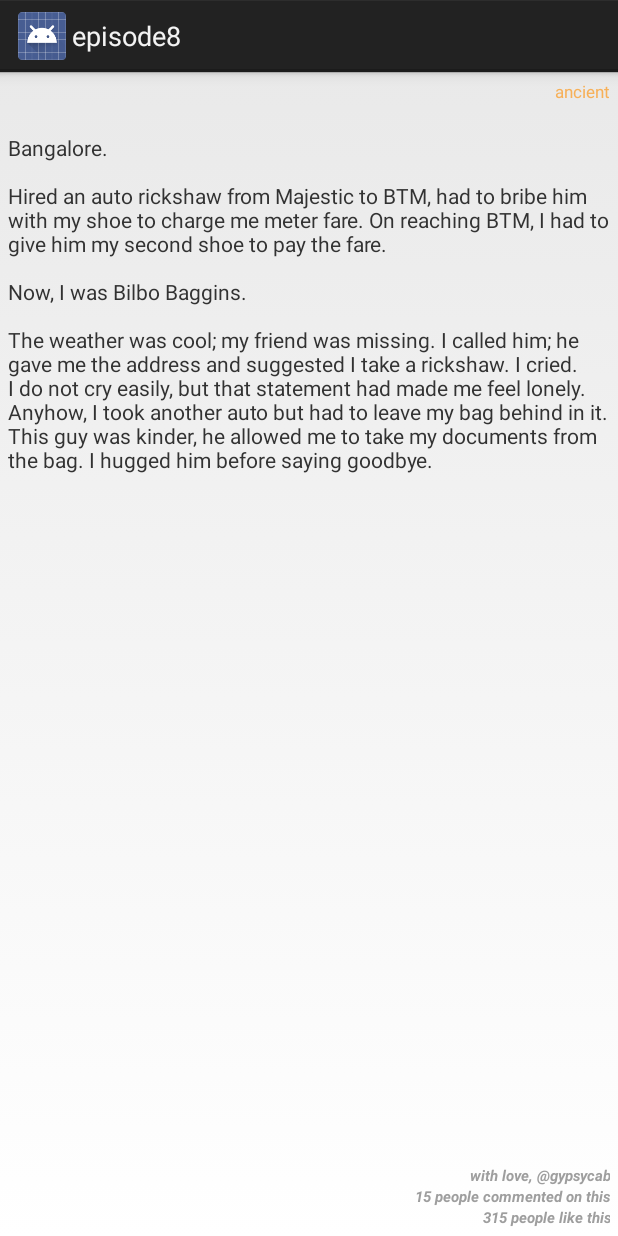
After one commit to jibiabraham/nn-episode8, an Android app: the fragment FragmentDiscussionPostPreview shown on its own in the app's theme, on a phone screen of 412 x 824 dp. The commit adds this screen. Run offline under Robolectric (Android 15) with nearby library versions, the phone set to English and light mode, and no system bars; 5 statements that could not run were skipped.

Commit message:
Naive but functionning connection between views/db

```diff
--- a/app/src/main/java/com/nn/studio/episode8/provider/PGContract.java
+++ b/app/src/main/java/com/nn/studio/episode8/provider/PGContract.java
@@ -98,6 +98,11 @@ public final class PGContract {
         public static final String COLUMN_NAME_DISCUSSION_ID = "discussion_id";
         public static final String COLUMN_NAME_FORUM_ID = "forum_id";
         public static final String COLUMN_NAME_AUTHOR_ID = "author_id";
+
+        public static Uri getNestedUrl(Long forumId, Long discussionId){
+            String url = String.format(SCHEME + AUTHORITY + Forums.PATH_FORUMS + "/%s" + Discussions.PATH_DISCUSSIONS + "/%s" + PATH_POSTS, Long.toString(forumId), Long.toString(discussionId));
+            return Uri.parse(url);
+        }
     }
 
     // Comments table
--- /dev/null
+++ b/app/src/main/java/com/nn/studio/episode8/ui/FragmentDiscussionPostPreview.java
@@ -0,0 +1,63 @@
+package com.nn.studio.episode8.ui;
+
+import android.os.Bundle;
+import android.support.v4.app.Fragment;
+import android.text.Html;
+import android.view.LayoutInflater;
+import android.view.View;
+import android.view.ViewGroup;
+import android.widget.TextView;
+
+import com.nn.studio.episode8.R;
+import com.nn.studio.episode8.model.Post;
+import com.nn.studio.episode8.utils.HtmlImageParser;
+
+import org.jsoup.Jsoup;
+import org.jsoup.nodes.Document;
+
+/**
+ * Created by jibi on 14/7/14.
+ */
+public class FragmentDiscussionPostPreview extends Fragment {
+    private static final String TAG = "FragmentDiscussionPostPreview";
+    private static final String POST_KEY = "post";
+    private Post post;
+
+    public FragmentDiscussionPostPreview(){}
+
+    public static FragmentDiscussionPostPreview newInstance(Post post){
+        FragmentDiscussionPostPreview fragment = new FragmentDiscussionPostPreview();
+        Bundle args = new Bundle();
+        args.putParcelable(POST_KEY, post);
+        fragment.setArguments(args);
+        return fragment;
+    }
+
+    @Override
+    public void onCreate(Bundle savedInstanceState) {
+        super.onCreate(savedInstanceState);
+        if(getArguments() != null){
+            post = getArguments().getParcelable(POST_KEY);
+        }
+    }
+
+    @Override
+    public View onCreateView(LayoutInflater inflater, ViewGroup container, Bundle savedInstanceState) {
+        View view = inflater.inflate(R.layout.discussion_post, container, false);
+
+        TextView content = (TextView) view.findViewById(R.id.content);
+        TextView author = (TextView) view.findViewById(R.id.author);
+        TextView comments = (TextView) view.findViewById(R.id.comments);
+        TextView likes = (TextView) view.findViewById(R.id.likes);
+
+        Document htmlContent = Jsoup.parseBodyFragment(post.content);
+        HtmlImageParser imgur = new HtmlImageParser(view.getContext(), content);
+        content.setText(Html.fromHtml(htmlContent.outerHtml(), imgur, null));
+
+        author.setText(post.getAuthorAsString());
+        comments.setText(post.getCommentsCountAsString());
+        likes.setText(post.getLikesCountAsString());
+
+        return view;
+    }
+}
--- a/app/src/main/java/com/nn/studio/episode8/ui/adapters/VerticalPagerAdapter.java
+++ b/app/src/main/java/com/nn/studio/episode8/ui/adapters/VerticalPagerAdapter.java
@@ -24,11 +24,6 @@ public class VerticalPagerAdapter extends FragmentStatePagerAdapter {
         return null;
     }
 
-    @Override
-    public boolean isViewFromObject(View view, Object object) {
-        return false;
-    }
-
     public float getPageHeight(int position) {
         return 1.f;
     }
--- a/app/src/main/java/com/nn/studio/episode8/utils/HtmlImageParser.java
+++ b/app/src/main/java/com/nn/studio/episode8/utils/HtmlImageParser.java
@@ -27,7 +27,6 @@ public class HtmlImageParser implements Html.ImageGetter {
     public HtmlImageParser(Context context, View container) {
         this.context = context;
         this.container = container;
-        Log.w(TAG, "Instantiated HtmlImageParser");
     }
 
     @Override
--- a/app/src/main/java/com/nn/studio/episode8/utils/NetworkImageRequests.java
+++ b/app/src/main/java/com/nn/studio/episode8/utils/NetworkImageRequests.java
@@ -29,8 +29,6 @@ public final class NetworkImageRequests {
         // define cache folder
         File rootCache = context.getExternalCacheDir();
         if (rootCache == null) {
-            Log.w(TAG, "Can't find External Cache Dir, "
-                    + "switching to application specific cache directory");
             rootCache = context.getCacheDir();
         }
 
--- /dev/null
+++ b/app/src/main/res/layout/discussion_post.xml
@@ -0,0 +1,72 @@
+<?xml version="1.0" encoding="utf-8"?>
+
+<LinearLayout xmlns:android="http://schemas.android.com/apk/res/android"
+    android:orientation="vertical"
+    android:layout_width="fill_parent"
+    android:layout_height="fill_parent"
+    android:padding="5dp">
+
+    <TextView
+        android:layout_width="wrap_content"
+        android:layout_height="wrap_content"
+        android:layout_gravity="right"
+        android:textColor="@color/age_ancient"
+        android:layout_marginBottom="20dp"
+        android:textSize="11sp"
+        android:text="@string/post_age_old"/>
+
+    <ScrollView
+        android:layout_width="match_parent"
+        android:layout_height="wrap_content"
+        android:layout_weight="1">
+
+        <TextView
+            android:id="@+id/content"
+            android:layout_width="match_parent"
+            android:layout_height="wrap_content"
+            android:ellipsize="none"
+            android:text="@string/post_content_preview"/>
+
+    </ScrollView>
+
+    <LinearLayout
+        android:orientation="vertical"
+        android:layout_width="fill_parent"
+        android:layout_height="wrap_content"
+        android:gravity="bottom">
+
+        <TextView
+            android:id="@+id/author"
+            android:layout_width="match_parent"
+            android:layout_height="wrap_content"
+            android:textColor="#9e9e9e"
+            android:text="@string/author"
+            android:textSize="10sp"
+            android:textStyle="bold|italic"
+            android:gravity="right"/>
+
+        <TextView
+            android:id="@+id/comments"
+            android:layout_width="match_parent"
+            android:layout_height="wrap_content"
+            android:textColor="#9e9e9e"
+            android:text="@string/comments"
+            android:textSize="10sp"
+            android:textStyle="bold|italic"
+            android:gravity="right" />
+
+
+        <TextView
+            android:id="@+id/likes"
+            android:layout_width="match_parent"
+            android:layout_height="wrap_content"
+            android:textColor="#9e9e9e"
+            android:text="@string/likes"
+            android:textSize="10sp"
+            android:textStyle="bold|italic"
+            android:gravity="right" />
+
+    </LinearLayout>
+
+
+</LinearLayout>
```
Also changed, not shown: app/src/main/java/com/nn/studio/episode8/model/Post.java (+83 -1 lines), app/src/main/java/com/nn/studio/episode8/provider/PGProvider.java (+19 -8 lines), app/src/main/java/com/nn/studio/episode8/ui/FragmentVerticalSection.java (+40 -1 lines), app/src/main/java/com/nn/studio/episode8/ui/MainActivity.java (+12 -8 lines), app/src/main/java/com/nn/studio/episode8/ui/adapters/FragmentDiscussionPostsAdapter.java (added, +60 -0 lines), app/src/main/java/com/nn/studio/episode8/ui/adapters/FragmentVerticalSectionAdapter.java (+18 -12 lines), app/src/main/java/com/nn/studio/episode8/ui/views/SmartViewPager.java (added, +83 -0 lines), app/src/main/res/layout/activity_discussions.xml (added, +13 -0 lines), app/src/main/res/layout/activity_main.xml (+6 -7 lines), app/src/main/res/layout/discussion_preview.xml (+3 -50 lines).
